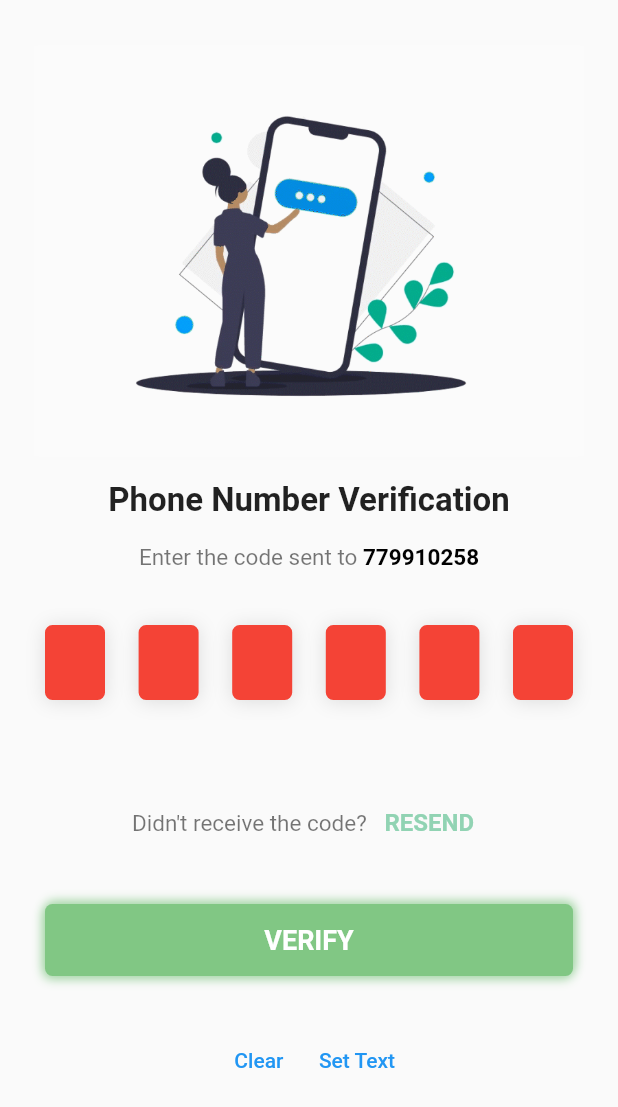
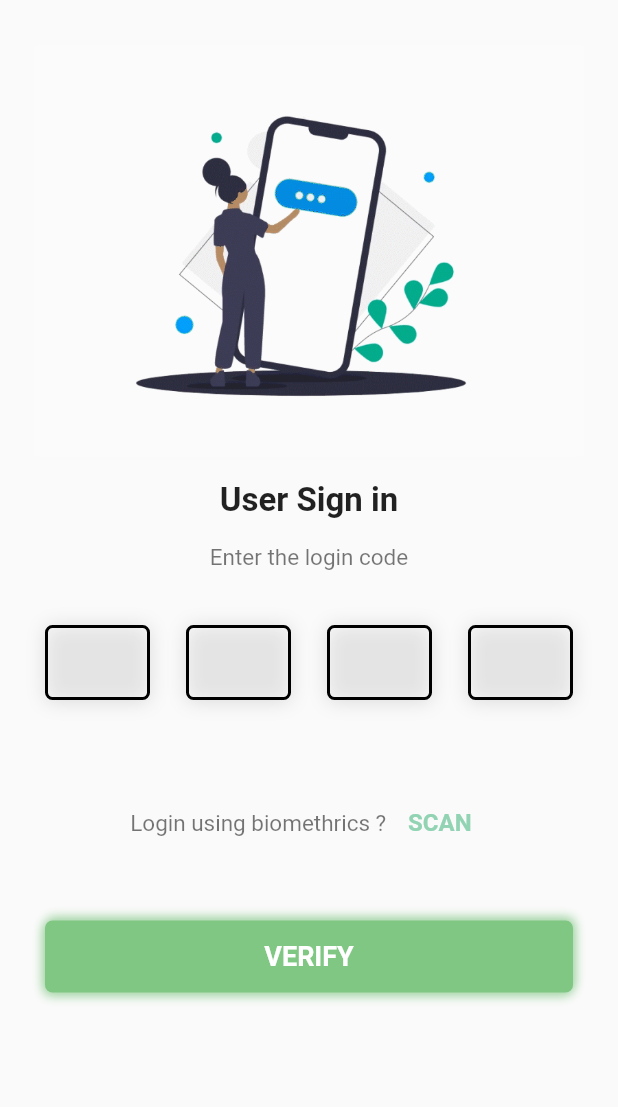
Before and after one commit to slRahim/dari, a Flutter app: the screen it shows after launch, on a phone screen of 412 x 824 dp. Shown: the top 1107 px of the screen. Run offline on Flutter 3.47's test engine with Material 2 defaults, Android fonts, the light colour scheme and no system bars; drawn by our look-alikes of pin_code_fields.

Commit message:
edit login page

```diff
--- a/lib/ui/login_app.dart
+++ b/lib/ui/login_app.dart
@@ -47,9 +47,7 @@ class _LoginAppState extends State<LoginApp> {
   @override
   Widget build(BuildContext context) {
     return Scaffold(
-      body: GestureDetector(
-        onTap: () {},
-        child: Container(
+      body: Container(
         height: MediaQuery.of(context).size.height,
         width: MediaQuery.of(context).size.width,
         child: ListView(
@@ -66,7 +64,7 @@ class _LoginAppState extends State<LoginApp> {
             Padding(
               padding: const EdgeInsets.symmetric(vertical: 8.0),
               child: Text(
-                  'Phone Number Verification',
+                'User Sign in',
                 style: TextStyle(fontWeight: FontWeight.bold, fontSize: 22),
                 textAlign: TextAlign.center,
               ),
@@ -76,15 +74,7 @@ class _LoginAppState extends State<LoginApp> {
               const EdgeInsets.symmetric(horizontal: 30.0, vertical: 8),
               child: RichText(
                 text: TextSpan(
-                      text: "Enter the code sent to ",
-                      children: [
-                        TextSpan(
-                            text: "779910258",
-                            style: TextStyle(
-                                color: Colors.black,
-                                fontWeight: FontWeight.bold,
-                                fontSize: 15)),
-                      ],
+                    text: "Enter the login code",
                     style: TextStyle(color: Colors.black54, fontSize: 15)),
                 textAlign: TextAlign.center,
               ),
@@ -103,12 +93,9 @@ class _LoginAppState extends State<LoginApp> {
                       color: Colors.green.shade600,
                       fontWeight: FontWeight.bold,
                     ),
-                      length: 6,
+                    length: 4,
                     obscureText: true,
                     obscuringCharacter: '*',
-                      obscuringWidget: FlutterLogo(
-                        size: 24,
-                      ),
                     blinkWhenObscuring: true,
                     animationType: AnimationType.fade,
                     validator: (v) {
@@ -122,8 +109,12 @@ class _LoginAppState extends State<LoginApp> {
                       shape: PinCodeFieldShape.box,
                       borderRadius: BorderRadius.circular(5),
                       fieldHeight: 50,
-                        fieldWidth: 40,
+                      fieldWidth: 70,
                       activeFillColor: Colors.white,
+                      selectedFillColor: Colors.lightBlue,
+                      selectedColor: Colors.lightBlue,
+                      inactiveFillColor: Colors.white24,
+                      inactiveColor: Colors.black
                     ),
                     cursorColor: Colors.black,
                     animationDuration: Duration(milliseconds: 300),
@@ -141,9 +132,6 @@ class _LoginAppState extends State<LoginApp> {
                     onCompleted: (v) {
                       print("Completed");
                     },
-                      // onTap: () {
-                      //   print("Pressed");
-                      // },
                     onChanged: (value) {
                       print(value);
                       setState(() {
@@ -163,7 +151,7 @@ class _LoginAppState extends State<LoginApp> {
               child: Text(
                 hasError ? "*Please fill up all the cells properly" : "",
                 style: TextStyle(
-                      color: Colors.red,
+                    color: Colors.redAccent,
                     fontSize: 12,
                     fontWeight: FontWeight.w400),
               ),
@@ -175,13 +163,13 @@ class _LoginAppState extends State<LoginApp> {
               mainAxisAlignment: MainAxisAlignment.center,
               children: [
                 Text(
-                    "Didn't receive the code? ",
+                  "Login using biomethrics ? ",
                   style: TextStyle(color: Colors.black54, fontSize: 15),
                 ),
                 TextButton(
                     onPressed: () => snackBar("OTP resend!!"),
                     child: Text(
-                        "RESEND",
+                      "SCAN",
                       style: TextStyle(
                           color: Color(0xFF91D3B3),
                           fontWeight: FontWeight.bold,
@@ -190,7 +178,7 @@ class _LoginAppState extends State<LoginApp> {
               ],
             ),
             SizedBox(
-                height: 14,
+              height: 25,
             ),
             Container(
               margin:
@@ -201,7 +189,7 @@ class _LoginAppState extends State<LoginApp> {
                   onPressed: () {
                     formKey.currentState!.validate();
                     // conditions for validating
-                      if (currentText.length != 6 || currentText != "123456") {
+                    if (currentText.length != 4 || currentText != "1234") {
                       errorController!.add(ErrorAnimationType
                           .shake); // Triggering error shake animation
                       setState(() => hasError = true);
@@ -238,32 +226,7 @@ class _LoginAppState extends State<LoginApp> {
                         blurRadius: 5)
                   ]),
             ),
-              SizedBox(
-                height: 16,
-              ),
-              Row(
-                mainAxisAlignment: MainAxisAlignment.center,
-                children: <Widget>[
-                  Flexible(
-                      child: TextButton(
-                        child: Text("Clear"),
-                        onPressed: () {
-                          textEditingController.clear();
-                        },
-                      )),
-                  Flexible(
-                      child: TextButton(
-                        child: Text("Set Text"),
-                        onPressed: () {
-                          setState(() {
-                            textEditingController.text = "123456";
-                          });
-                        },
-                      )),
           ],
-              )
-            ],
-          ),
         ),
       ),
     );
```
Lines whose indentation alone changed are shown as unchanged.
